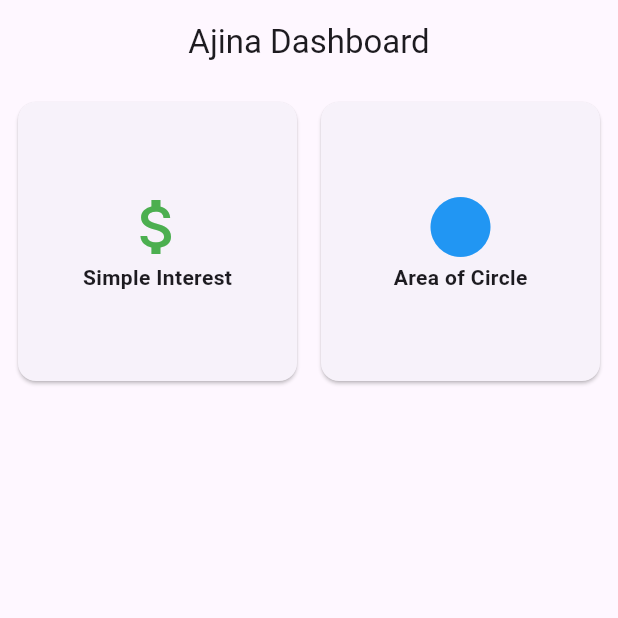
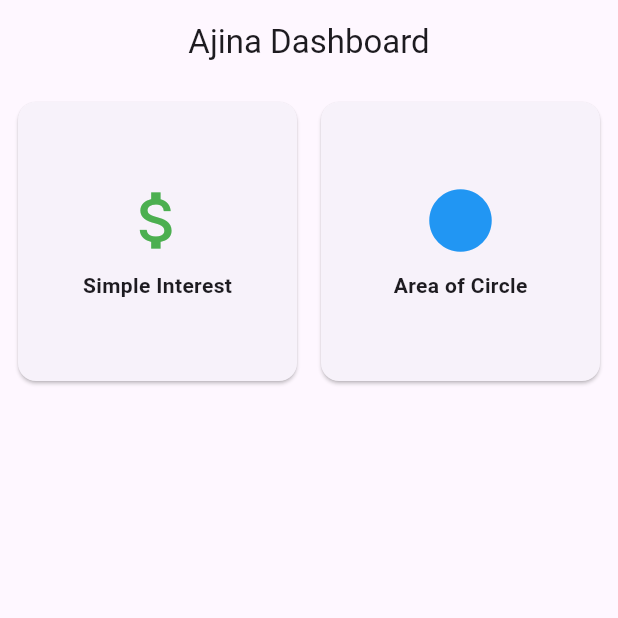
Before and after one commit to ajinakaya/Class_Assigment2, a Flutter app: the screen it shows after launch, on a phone screen of 412 x 824 dp, the top half of it. Run offline on Flutter 3.47's test engine with Material 3 defaults, Android fonts, the phone set to English and light mode, and no system bars; our stand-ins replace flutter_bloc.

Commit message:
dashboard

```diff
--- a/lib/view/dashboard_cubit_view.dart
+++ b/lib/view/dashboard_cubit_view.dart
@@ -28,7 +28,8 @@ class DashboardView extends StatelessWidget {
               child: Column(
                 mainAxisAlignment: MainAxisAlignment.center,
                 children: const <Widget>[
-                  Icon(Icons.attach_money, size: 48, color: Colors.green),
+                  Icon(Icons.attach_money, size: 50, color: Colors.green),
+                  const SizedBox(height: 8),
                   Text(
                     'Simple Interest',
                     style: TextStyle(fontWeight: FontWeight.bold),
@@ -45,7 +46,8 @@ class DashboardView extends StatelessWidget {
               child: Column(
                 mainAxisAlignment: MainAxisAlignment.center,
                 children: const <Widget>[
-                  Icon(Icons.circle, size: 48, color: Colors.blue),
+                  Icon(Icons.circle, size: 50, color: Colors.blue),
+                  const SizedBox(height: 8),
                   Text(
                     'Area of Circle',
                     style: TextStyle(fontWeight: FontWeight.bold),
```
